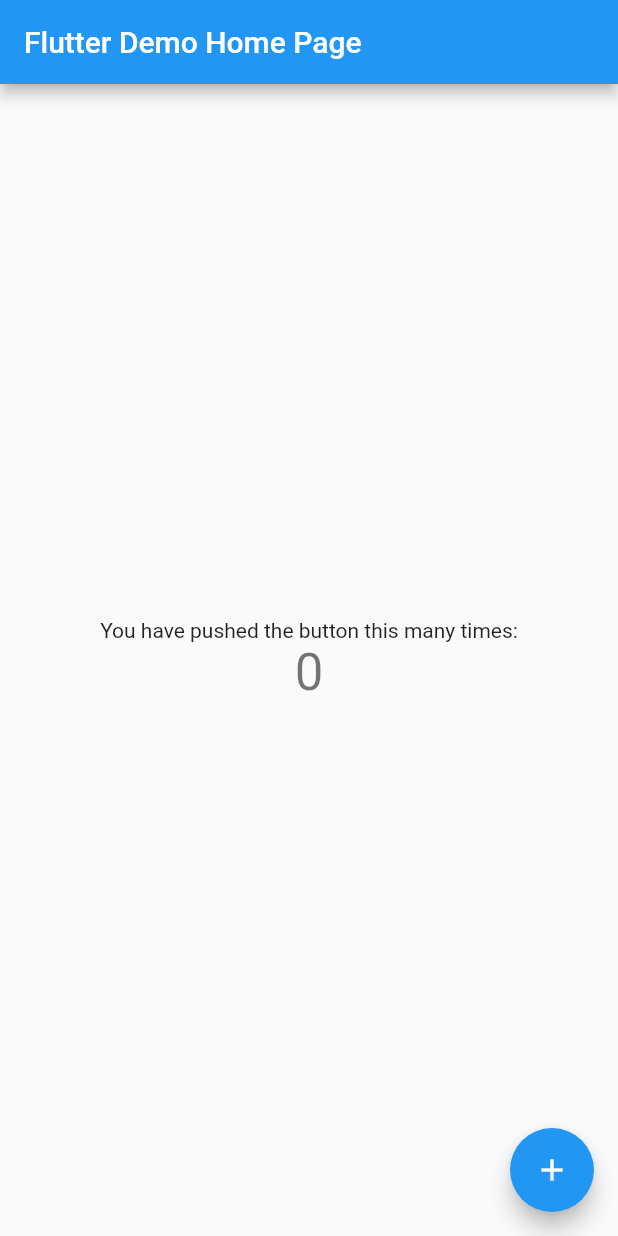
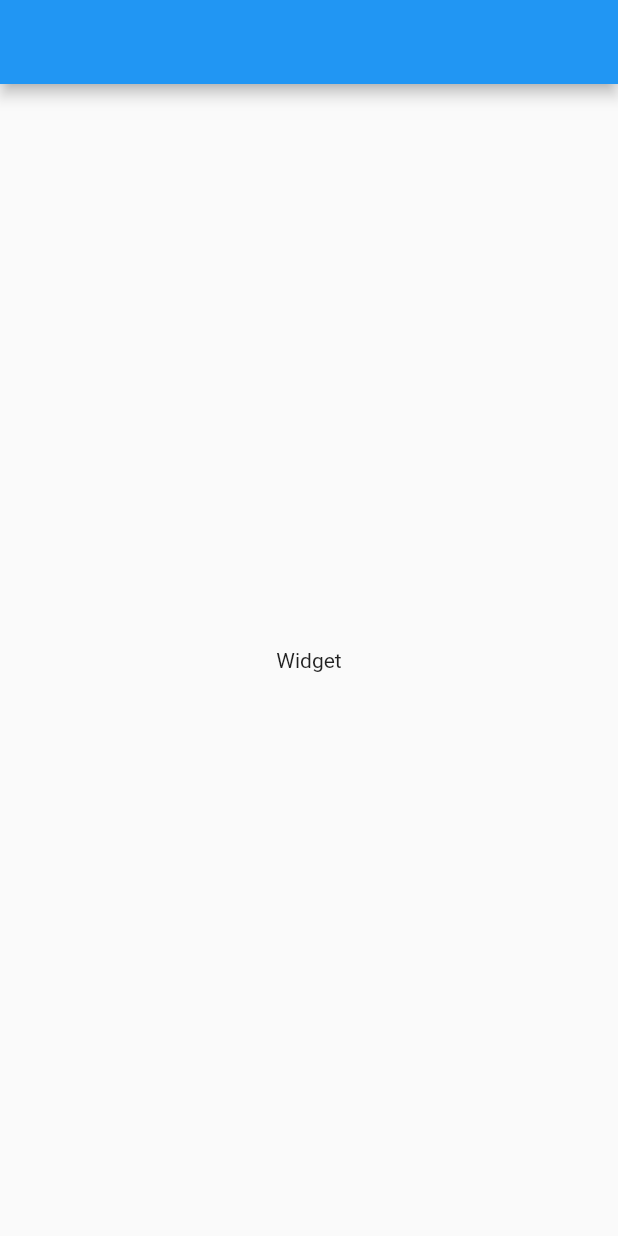
Before and after one commit to unithon-9th-10th/mobile-app, a Flutter app: the screen it shows after launch, on a phone screen of 412 x 824 dp. Run offline on Flutter 3.47's test engine with Material 2 defaults, Android fonts, the phone set to English and light mode, and no system bars.

Commit message:
feat: main page 추가

```diff
--- a/lib/main.dart
+++ b/lib/main.dart
@@ -1,3 +1,4 @@
+import 'package:app/main_page.dart';
 import 'package:flutter/material.dart';
 
 void main() {
@@ -7,109 +8,17 @@ void main() {
 class MyApp extends StatelessWidget {
   const MyApp({super.key});
 
-  // This widget is the root of your application.
   @override
   Widget build(BuildContext context) {
     return MaterialApp(
       title: 'Flutter Demo',
       theme: ThemeData(
-        // This is the theme of your application.
-        //
-        // Try running your application with "flutter run". You'll see the
-        // application has a blue toolbar. Then, without quitting the app, try
-        // changing the primarySwatch below to Colors.green and then invoke
-        // "hot reload" (press "r" in the console where you ran "flutter run",
-        // or simply save your changes to "hot reload" in a Flutter IDE).
-        // Notice that the counter didn't reset back to zero; the application
-        // is not restarted.
         primarySwatch: Colors.blue,
       ),
-      home: const MyHomePage(title: 'Flutter Demo Home Page'),
+      initialRoute: '/',
+      routes: {
+        '/': (context) => const MainPage(),
+      },
     );
   }
 }
-
-class MyHomePage extends StatefulWidget {
-  const MyHomePage({super.key, required this.title});
-
-  // This widget is the home page of your application. It is stateful, meaning
-  // that it has a State object (defined below) that contains fields that affect
-  // how it looks.
-
-  // This class is the configuration for the state. It holds the values (in this
-  // case the title) provided by the parent (in this case the App widget) and
-  // used by the build method of the State. Fields in a Widget subclass are
-  // always marked "final".
-
-  final String title;
-
-  @override
-  State<MyHomePage> createState() => _MyHomePageState();
-}
-
-class _MyHomePageState extends State<MyHomePage> {
-  int _counter = 0;
-
-  void _incrementCounter() {
-    setState(() {
-      // This call to setState tells the Flutter framework that something has
-      // changed in this State, which causes it to rerun the build method below
-      // so that the display can reflect the updated values. If we changed
-      // _counter without calling setState(), then the build method would not be
-      // called again, and so nothing would appear to happen.
-      _counter++;
-    });
-  }
-
-  @override
-  Widget build(BuildContext context) {
-    // This method is rerun every time setState is called, for instance as done
-    // by the _incrementCounter method above.
-    //
-    // The Flutter framework has been optimized to make rerunning build methods
-    // fast, so that you can just rebuild anything that needs updating rather
-    // than having to individually change instances of widgets.
-    return Scaffold(
-      appBar: AppBar(
-        // Here we take the value from the MyHomePage object that was created by
-        // the App.build method, and use it to set our appbar title.
-        title: Text(widget.title),
-      ),
-      body: Center(
-        // Center is a layout widget. It takes a single child and positions it
-        // in the middle of the parent.
-        child: Column(
-          // Column is also a layout widget. It takes a list of children and
-          // arranges them vertically. By default, it sizes itself to fit its
-          // children horizontally, and tries to be as tall as its parent.
-          //
-          // Invoke "debug painting" (press "p" in the console, choose the
-          // "Toggle Debug Paint" action from the Flutter Inspector in Android
-          // Studio, or the "Toggle Debug Paint" command in Visual Studio Code)
-          // to see the wireframe for each widget.
-          //
-          // Column has various properties to control how it sizes itself and
-          // how it positions its children. Here we use mainAxisAlignment to
-          // center the children vertically; the main axis here is the vertical
-          // axis because Columns are vertical (the cross axis would be
-          // horizontal).
-          mainAxisAlignment: MainAxisAlignment.center,
-          children: <Widget>[
-            const Text(
-              'You have pushed the button this many times:',
-            ),
-            Text(
-              '$_counter',
-              style: Theme.of(context).textTheme.headline4,
-            ),
-          ],
-        ),
-      ),
-      floatingActionButton: FloatingActionButton(
-        onPressed: _incrementCounter,
-        tooltip: 'Increment',
-        child: const Icon(Icons.add),
-      ), // This trailing comma makes auto-formatting nicer for build methods.
-    );
-  }
-}
--- /dev/null
+++ b/lib/main_page.dart
@@ -0,0 +1,15 @@
+import 'package:flutter/material.dart';
+
+class MainPage extends StatelessWidget {
+  const MainPage({super.key});
+
+  @override
+  Widget build(BuildContext context) {
+    return Scaffold(
+      appBar: AppBar(),
+      body: Center(
+        child: Text(toString()),
+      ),
+    );
+  }
+}
```
